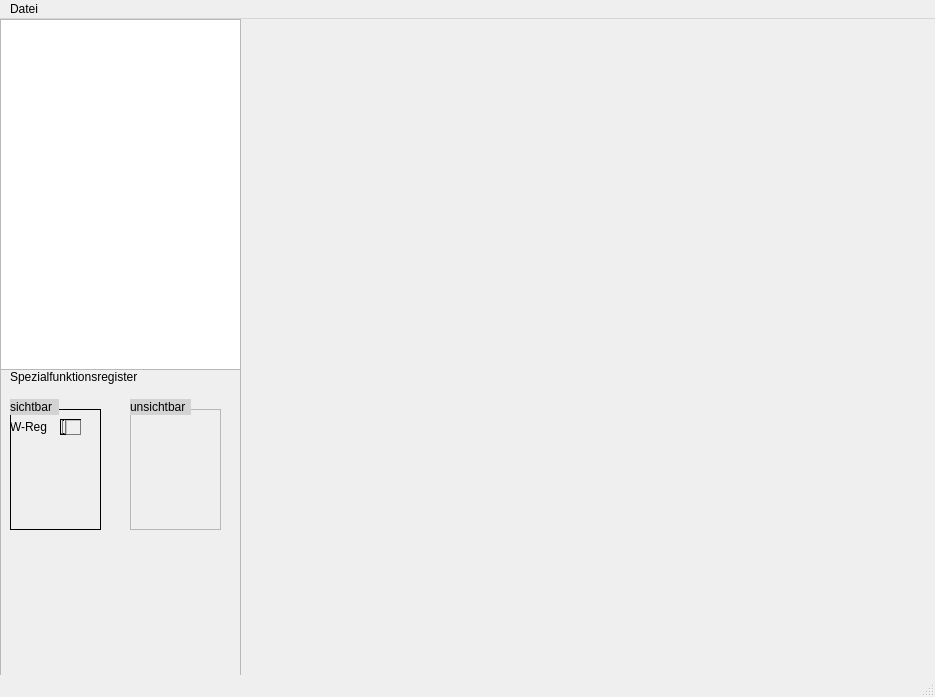
Qt form Code/PIC_SIM_QT/mainwindow.ui (schw1erig/PIC-Simulator) before a commit.
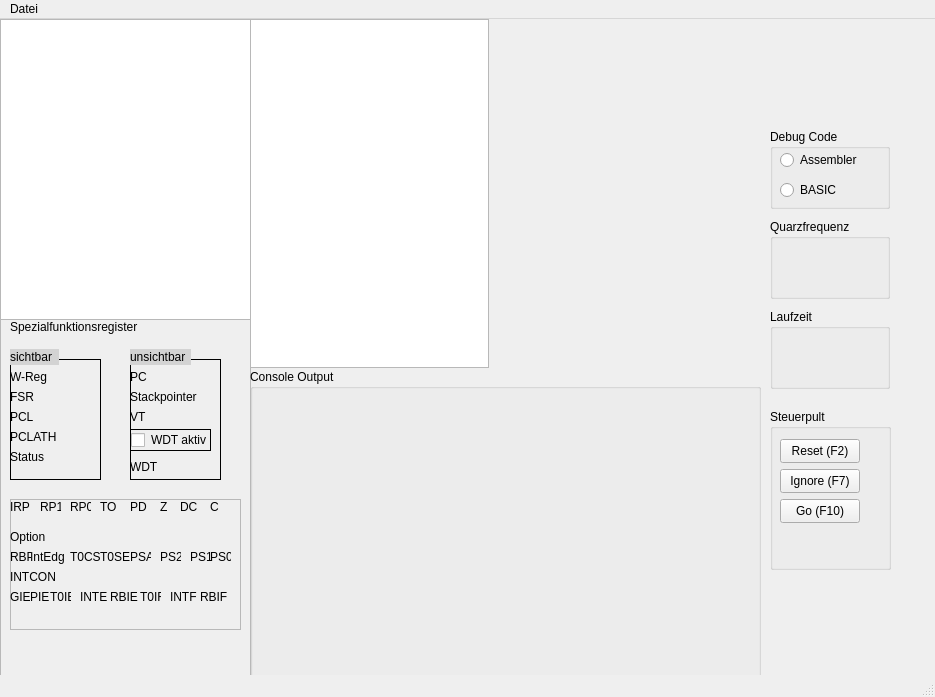
The same form after that commit.

The edit to the form file:
```diff
--- a/Code/PIC_SIM_QT/mainwindow.ui
+++ b/Code/PIC_SIM_QT/mainwindow.ui
@@ -19,8 +19,8 @@
      <rect>
       <x>0</x>
       <y>0</y>
-      <width>241</width>
-      <height>351</height>
+      <width>251</width>
+      <height>301</height>
      </rect>
     </property>
     <layout class="QGridLayout" name="gridLayout">
@@ -33,9 +33,9 @@
     <property name="geometry">
      <rect>
       <x>0</x>
-      <y>350</y>
-      <width>241</width>
-      <height>311</height>
+      <y>300</y>
+      <width>251</width>
+      <height>361</height>
      </rect>
     </property>
     <layout class="QGridLayout" name="gridLayout_2">
@@ -85,24 +85,68 @@
           <string>W-Reg</string>
          </property>
         </widget>
-        <widget class="QTextBrowser" name="textBrowser">
+        <widget class="QLabel" name="label_5">
          <property name="geometry">
           <rect>
-           <x>50</x>
-           <y>10</y>
-           <width>21</width>
+           <x>0</x>
+           <y>30</y>
+           <width>49</width>
            <height>16</height>
           </rect>
          </property>
-         <property name="html">
-          <string>&lt;!DOCTYPE HTML PUBLIC &quot;-//W3C//DTD HTML 4.0//EN&quot; &quot;http://www.w3.org/TR/REC-html40/strict.dtd&quot;&gt;
-&lt;html&gt;&lt;head&gt;&lt;meta name=&quot;qrichtext&quot; content=&quot;1&quot; /&gt;&lt;meta charset=&quot;utf-8&quot; /&gt;&lt;style type=&quot;text/css&quot;&gt;
-p, li { white-space: pre-wrap; }
-hr { height: 1px; border-width: 0; }
-li.unchecked::marker { content: &quot;\2610&quot;; }
-li.checked::marker { content: &quot;\2612&quot;; }
-&lt;/style&gt;&lt;/head&gt;&lt;body style=&quot; font-family:'Segoe UI'; font-size:9pt; font-weight:400; font-style:normal;&quot;&gt;
-&lt;p style=&quot; margin-top:0px; margin-bottom:0px; margin-left:0px; margin-right:0px; -qt-block-indent:0; text-indent:0px;&quot;&gt;12&lt;/p&gt;&lt;/body&gt;&lt;/html&gt;</string>
+         <property name="styleSheet">
+          <string notr="true">border: 0px solid red</string>
+         </property>
+         <property name="text">
+          <string>FSR</string>
+         </property>
+        </widget>
+        <widget class="QLabel" name="label_6">
+         <property name="geometry">
+          <rect>
+           <x>0</x>
+           <y>50</y>
+           <width>49</width>
+           <height>16</height>
+          </rect>
+         </property>
+         <property name="styleSheet">
+          <string notr="true">border: 0px solid red</string>
+         </property>
+         <property name="text">
+          <string>PCL</string>
+         </property>
+        </widget>
+        <widget class="QLabel" name="label_7">
+         <property name="geometry">
+          <rect>
+           <x>0</x>
+           <y>70</y>
+           <width>49</width>
+           <height>16</height>
+          </rect>
+         </property>
+         <property name="styleSheet">
+          <string notr="true">border: 0px solid red</string>
+         </property>
+         <property name="text">
+          <string>PCLATH</string>
+         </property>
+        </widget>
+        <widget class="QLabel" name="label_8">
+         <property name="geometry">
+          <rect>
+           <x>0</x>
+           <y>90</y>
+           <width>49</width>
+           <height>16</height>
+          </rect>
+         </property>
+         <property name="styleSheet">
+          <string notr="true">border: 0px solid red</string>
+         </property>
+         <property name="text">
+          <string>Status</string>
          </property>
         </widget>
        </widget>
@@ -115,12 +159,95 @@
           <height>121</height>
          </rect>
         </property>
+        <property name="styleSheet">
+         <string notr="true">border: 1px solid black</string>
+        </property>
         <property name="frameShape">
          <enum>QFrame::StyledPanel</enum>
         </property>
         <property name="frameShadow">
          <enum>QFrame::Raised</enum>
         </property>
+        <widget class="QLabel" name="label_9">
+         <property name="geometry">
+          <rect>
+           <x>0</x>
+           <y>10</y>
+           <width>49</width>
+           <height>16</height>
+          </rect>
+         </property>
+         <property name="styleSheet">
+          <string notr="true">border: 0px solid red</string>
+         </property>
+         <property name="text">
+          <string>PC</string>
+         </property>
+        </widget>
+        <widget class="QLabel" name="label_10">
+         <property name="geometry">
+          <rect>
+           <x>0</x>
+           <y>30</y>
+           <width>71</width>
+           <height>16</height>
+          </rect>
+         </property>
+         <property name="styleSheet">
+          <string notr="true">border: 0px solid red</string>
+         </property>
+         <property name="text">
+          <string>Stackpointer</string>
+         </property>
+        </widget>
+        <widget class="QLabel" name="label_11">
+         <property name="geometry">
+          <rect>
+           <x>0</x>
+           <y>50</y>
+           <width>49</width>
+           <height>16</height>
+          </rect>
+         </property>
+         <property name="styleSheet">
+          <string notr="true">border: 0px solid red</string>
+         </property>
+         <property name="text">
+          <string>VT</string>
+         </property>
+        </widget>
+        <widget class="QCheckBox" name="checkBox">
+         <property name="geometry">
+          <rect>
+           <x>0</x>
+           <y>70</y>
+           <width>81</width>
+           <height>22</height>
+          </rect>
+         </property>
+         <property name="styleSheet">
+          <string notr="true">border 0pc</string>
+         </property>
+         <property name="text">
+          <string>WDT aktiv</string>
+         </property>
+        </widget>
+        <widget class="QLabel" name="label_12">
+         <property name="geometry">
+          <rect>
+           <x>0</x>
+           <y>100</y>
+           <width>49</width>
+           <height>16</height>
+          </rect>
+         </property>
+         <property name="styleSheet">
+          <string notr="true">border: 0px solid red</string>
+         </property>
+         <property name="text">
+          <string>WDT</string>
+         </property>
+        </widget>
        </widget>
        <widget class="QLabel" name="label_2">
         <property name="geometry">
@@ -167,6 +294,360 @@
          <string>sichtbar</string>
         </property>
        </widget>
+       <widget class="QFrame" name="frame_4">
+        <property name="geometry">
+         <rect>
+          <x>10</x>
+          <y>180</y>
+          <width>231</width>
+          <height>131</height>
+         </rect>
+        </property>
+        <property name="frameShape">
+         <enum>QFrame::StyledPanel</enum>
+        </property>
+        <property name="frameShadow">
+         <enum>QFrame::Raised</enum>
+        </property>
+        <widget class="QLabel" name="label_13">
+         <property name="geometry">
+          <rect>
+           <x>0</x>
+           <y>0</y>
+           <width>21</width>
+           <height>16</height>
+          </rect>
+         </property>
+         <property name="text">
+          <string>IRP</string>
+         </property>
+        </widget>
+        <widget class="QLabel" name="label_14">
+         <property name="geometry">
+          <rect>
+           <x>30</x>
+           <y>0</y>
+           <width>21</width>
+           <height>16</height>
+          </rect>
+         </property>
+         <property name="text">
+          <string>RP1</string>
+         </property>
+        </widget>
+        <widget class="QLabel" name="label_15">
+         <property name="geometry">
+          <rect>
+           <x>60</x>
+           <y>0</y>
+           <width>21</width>
+           <height>16</height>
+          </rect>
+         </property>
+         <property name="text">
+          <string>RP0</string>
+         </property>
+        </widget>
+        <widget class="QLabel" name="label_16">
+         <property name="geometry">
+          <rect>
+           <x>90</x>
+           <y>0</y>
+           <width>21</width>
+           <height>16</height>
+          </rect>
+         </property>
+         <property name="text">
+          <string>TO</string>
+         </property>
+        </widget>
+        <widget class="QLabel" name="label_17">
+         <property name="geometry">
+          <rect>
+           <x>120</x>
+           <y>0</y>
+           <width>21</width>
+           <height>16</height>
+          </rect>
+         </property>
+         <property name="text">
+          <string>PD</string>
+         </property>
+        </widget>
+        <widget class="QLabel" name="label_18">
+         <property name="geometry">
+          <rect>
+           <x>150</x>
+           <y>0</y>
+           <width>21</width>
+           <height>16</height>
+          </rect>
+         </property>
+         <property name="text">
+          <string>Z</string>
+         </property>
+        </widget>
+        <widget class="QLabel" name="label_19">
+         <property name="geometry">
+          <rect>
+           <x>170</x>
+           <y>0</y>
+           <width>21</width>
+           <height>16</height>
+          </rect>
+         </property>
+         <property name="text">
+          <string>DC</string>
+         </property>
+        </widget>
+        <widget class="QLabel" name="label_20">
+         <property name="geometry">
+          <rect>
+           <x>200</x>
+           <y>0</y>
+           <width>21</width>
+           <height>16</height>
+          </rect>
+         </property>
+         <property name="text">
+          <string>C</string>
+         </property>
+        </widget>
+        <widget class="QLabel" name="label_21">
+         <property name="geometry">
+          <rect>
+           <x>0</x>
+           <y>30</y>
+           <width>49</width>
+           <height>16</height>
+          </rect>
+         </property>
+         <property name="text">
+          <string>Option</string>
+         </property>
+        </widget>
+        <widget class="QLabel" name="label_22">
+         <property name="geometry">
+          <rect>
+           <x>0</x>
+           <y>50</y>
+           <width>21</width>
+           <height>16</height>
+          </rect>
+         </property>
+         <property name="text">
+          <string>RBP</string>
+         </property>
+        </widget>
+        <widget class="QLabel" name="label_23">
+         <property name="geometry">
+          <rect>
+           <x>20</x>
+           <y>50</y>
+           <width>41</width>
+           <height>16</height>
+          </rect>
+         </property>
+         <property name="text">
+          <string>IntEdg</string>
+         </property>
+        </widget>
+        <widget class="QLabel" name="label_24">
+         <property name="geometry">
+          <rect>
+           <x>60</x>
+           <y>50</y>
+           <width>31</width>
+           <height>16</height>
+          </rect>
+         </property>
+         <property name="text">
+          <string>T0CS</string>
+         </property>
+        </widget>
+        <widget class="QLabel" name="label_25">
+         <property name="geometry">
+          <rect>
+           <x>90</x>
+           <y>50</y>
+           <width>31</width>
+           <height>16</height>
+          </rect>
+         </property>
+         <property name="text">
+          <string>T0SE</string>
+         </property>
+        </widget>
+        <widget class="QLabel" name="label_26">
+         <property name="geometry">
+          <rect>
+           <x>120</x>
+           <y>50</y>
+           <width>21</width>
+           <height>16</height>
+          </rect>
+         </property>
+         <property name="text">
+          <string>PSA</string>
+         </property>
+        </widget>
+        <widget class="QLabel" name="label_27">
+         <property name="geometry">
+          <rect>
+           <x>150</x>
+           <y>50</y>
+           <width>21</width>
+           <height>16</height>
+          </rect>
+         </property>
+         <property name="text">
+          <string>PS2</string>
+         </property>
+        </widget>
+        <widget class="QLabel" name="label_28">
+         <property name="geometry">
+          <rect>
+           <x>180</x>
+           <y>50</y>
+           <width>21</width>
+           <height>16</height>
+          </rect>
+         </property>
+         <property name="text">
+          <string>PS1</string>
+         </property>
+        </widget>
+        <widget class="QLabel" name="label_29">
+         <property name="geometry">
+          <rect>
+           <x>200</x>
+           <y>50</y>
+           <width>21</width>
+           <height>16</height>
+          </rect>
+         </property>
+         <property name="text">
+          <string>PS0</string>
+         </property>
+        </widget>
+        <widget class="QLabel" name="label_30">
+         <property name="geometry">
+          <rect>
+           <x>0</x>
+           <y>70</y>
+           <width>49</width>
+           <height>16</height>
+          </rect>
+         </property>
+         <property name="text">
+          <string>INTCON</string>
+         </property>
+        </widget>
+        <widget class="QLabel" name="label_31">
+         <property name="geometry">
+          <rect>
+           <x>0</x>
+           <y>90</y>
+           <width>21</width>
+           <height>16</height>
+          </rect>
+         </property>
+         <property name="text">
+          <string>GIE</string>
+         </property>
+        </widget>
+        <widget class="QLabel" name="label_32">
+         <property name="geometry">
+          <rect>
+           <x>20</x>
+           <y>90</y>
+           <width>21</width>
+           <height>16</height>
+          </rect>
+         </property>
+         <property name="text">
+          <string>PIE</string>
+         </property>
+        </widget>
+        <widget class="QLabel" name="label_33">
+         <property name="geometry">
+          <rect>
+           <x>40</x>
+           <y>90</y>
+           <width>21</width>
+           <height>16</height>
+          </rect>
+         </property>
+         <property name="text">
+          <string>T0IE</string>
+         </property>
+        </widget>
+        <widget class="QLabel" name="label_34">
+         <property name="geometry">
+          <rect>
+           <x>70</x>
+           <y>90</y>
+           <width>31</width>
+           <height>16</height>
+          </rect>
+         </property>
+         <property name="text">
+          <string>INTE</string>
+         </property>
+        </widget>
+        <widget class="QLabel" name="label_35">
+         <property name="geometry">
+          <rect>
+           <x>100</x>
+           <y>90</y>
+           <width>31</width>
+           <height>16</height>
+          </rect>
+         </property>
+         <property name="text">
+          <string>RBIE</string>
+         </property>
+        </widget>
+        <widget class="QLabel" name="label_36">
+         <property name="geometry">
+          <rect>
+           <x>130</x>
+           <y>90</y>
+           <width>21</width>
+           <height>16</height>
+          </rect>
+         </property>
+         <property name="text">
+          <string>T0IF</string>
+         </property>
+        </widget>
+        <widget class="QLabel" name="label_37">
+         <property name="geometry">
+          <rect>
+           <x>160</x>
+           <y>90</y>
+           <width>31</width>
+           <height>16</height>
+          </rect>
+         </property>
+         <property name="text">
+          <string>INTF</string>
+         </property>
+        </widget>
+        <widget class="QLabel" name="label_38">
+         <property name="geometry">
+          <rect>
+           <x>190</x>
+           <y>90</y>
+           <width>31</width>
+           <height>16</height>
+          </rect>
+         </property>
+         <property name="text">
+          <string>RBIF</string>
+         </property>
+        </widget>
+       </widget>
        <zorder>frame_2</zorder>
        <zorder>frame_3</zorder>
        <zorder>label_3</zorder>
@@ -176,6 +657,146 @@
      </item>
     </layout>
    </widget>
+   <widget class="QTableView" name="tableView_2">
+    <property name="geometry">
+     <rect>
+      <x>250</x>
+      <y>0</y>
+      <width>239</width>
+      <height>349</height>
+     </rect>
+    </property>
+   </widget>
+   <widget class="QGroupBox" name="groupBox">
+    <property name="geometry">
+     <rect>
+      <x>770</x>
+      <y>200</y>
+      <width>120</width>
+      <height>80</height>
+     </rect>
+    </property>
+    <property name="title">
+     <string>Quarzfrequenz</string>
+    </property>
+   </widget>
+   <widget class="QGroupBox" name="groupBox_2">
+    <property name="geometry">
+     <rect>
+      <x>770</x>
+      <y>290</y>
+      <width>120</width>
+      <height>80</height>
+     </rect>
+    </property>
+    <property name="title">
+     <string>Laufzeit</string>
+    </property>
+   </widget>
+   <widget class="QGroupBox" name="groupBox_3">
+    <property name="geometry">
+     <rect>
+      <x>770</x>
+      <y>110</y>
+      <width>120</width>
+      <height>80</height>
+     </rect>
+    </property>
+    <property name="title">
+     <string>Debug Code</string>
+    </property>
+    <widget class="QRadioButton" name="radioButton">
+     <property name="geometry">
+      <rect>
+       <x>10</x>
+       <y>20</y>
+       <width>91</width>
+       <height>22</height>
+      </rect>
+     </property>
+     <property name="text">
+      <string>Assembler</string>
+     </property>
+    </widget>
+    <widget class="QRadioButton" name="radioButton_2">
+     <property name="geometry">
+      <rect>
+       <x>10</x>
+       <y>50</y>
+       <width>91</width>
+       <height>22</height>
+      </rect>
+     </property>
+     <property name="text">
+      <string>BASIC</string>
+     </property>
+    </widget>
+   </widget>
+   <widget class="QGroupBox" name="groupBox_4">
+    <property name="geometry">
+     <rect>
+      <x>770</x>
+      <y>390</y>
+      <width>121</width>
+      <height>161</height>
+     </rect>
+    </property>
+    <property name="title">
+     <string>Steuerpult</string>
+    </property>
+    <widget class="QPushButton" name="pushButton">
+     <property name="geometry">
+      <rect>
+       <x>10</x>
+       <y>30</y>
+       <width>80</width>
+       <height>24</height>
+      </rect>
+     </property>
+     <property name="text">
+      <string>Reset (F2)</string>
+     </property>
+    </widget>
+    <widget class="QPushButton" name="pushButton_2">
+     <property name="geometry">
+      <rect>
+       <x>10</x>
+       <y>60</y>
+       <width>80</width>
+       <height>24</height>
+      </rect>
+     </property>
+     <property name="text">
+      <string>Ignore (F7)</string>
+     </property>
+    </widget>
+    <widget class="QPushButton" name="pushButton_3">
+     <property name="geometry">
+      <rect>
+       <x>10</x>
+       <y>90</y>
+       <width>80</width>
+       <height>24</height>
+      </rect>
+     </property>
+     <property name="text">
+      <string>Go (F10)</string>
+     </property>
+    </widget>
+   </widget>
+   <widget class="QGroupBox" name="groupBox_5">
+    <property name="geometry">
+     <rect>
+      <x>250</x>
+      <y>350</y>
+      <width>511</width>
+      <height>311</height>
+     </rect>
+    </property>
+    <property name="title">
+     <string>Console Output</string>
+    </property>
+   </widget>
   </widget>
   <widget class="QMenuBar" name="menubar">
    <property name="geometry">
```
Left out of the diff: 1 changed line with no effect on the pictures.
